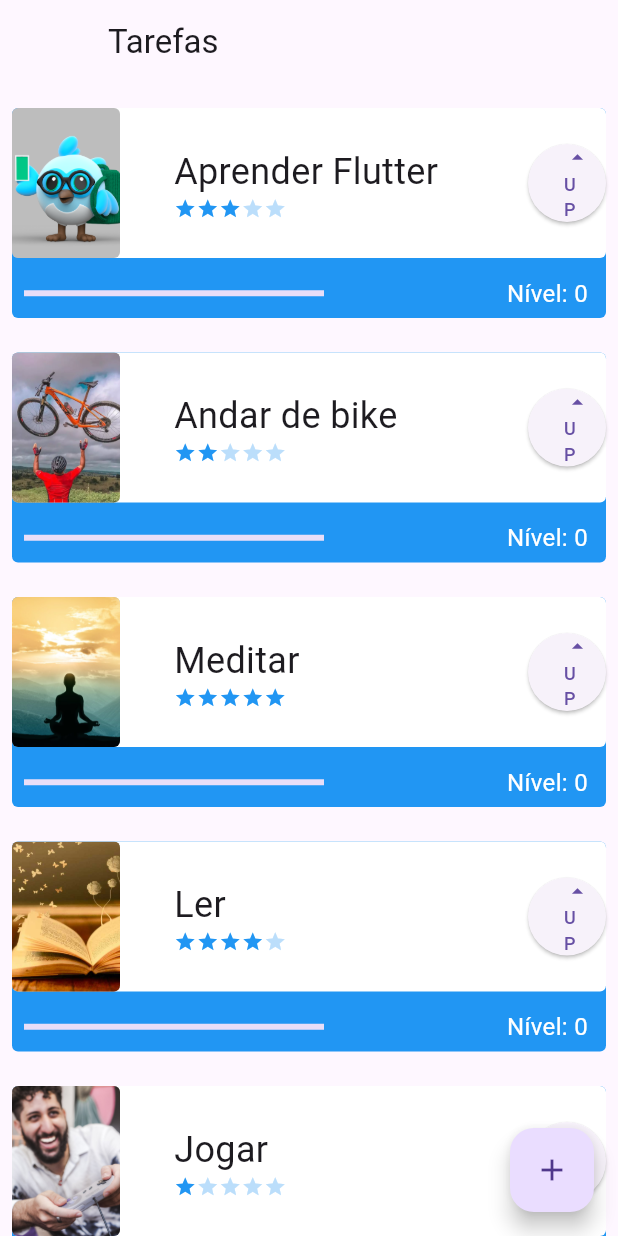
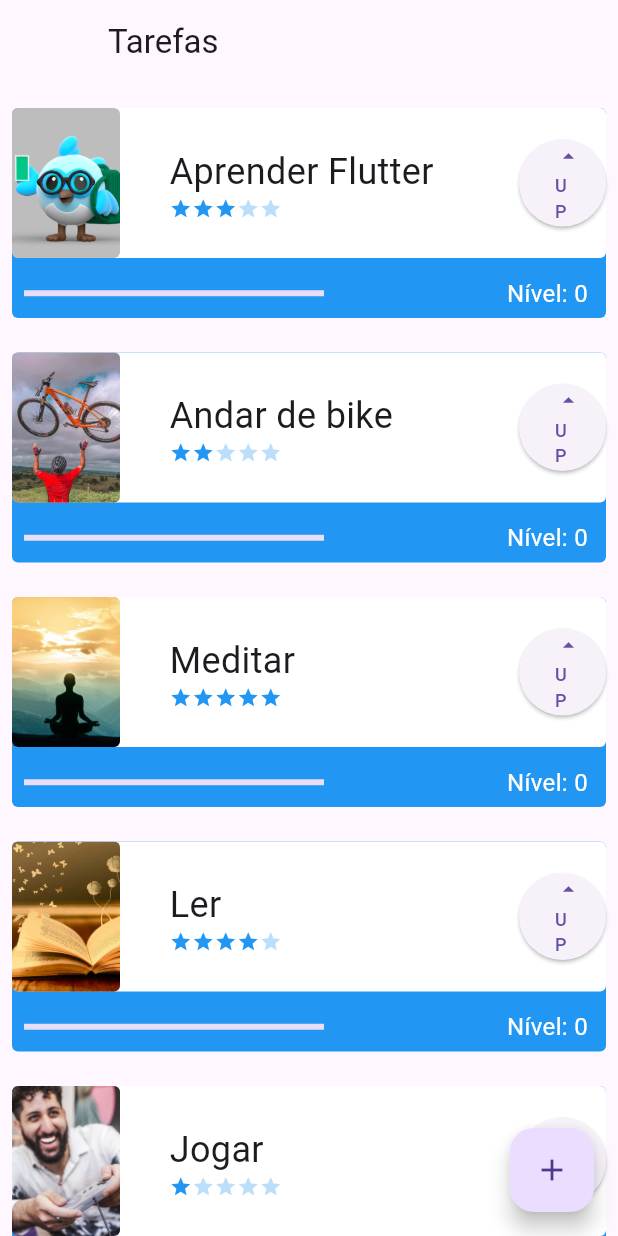
Before and after one commit to leobuck/alura-flutter, a Flutter app: the screen it shows after launch, on a phone screen of 412 x 824 dp. Run offline on Flutter 3.47's test engine with Material 3 defaults, Android fonts, the phone set to English and light mode, and no system bars.

Commit message:
Instalando o pacote

```diff
--- a/primeiro_projeto/lib/components/task.dart
+++ b/primeiro_projeto/lib/components/task.dart
@@ -15,7 +15,6 @@ class Task extends StatefulWidget {
 }
 
 class _TaskState extends State<Task> {
-
   bool assetOrNetwork() {
     if (widget.foto.contains('http')) {
       return false;
@@ -85,8 +84,8 @@ class _TaskState extends State<Task> {
                       ],
                     ),
                     SizedBox(
-                      height: 52,
-                      width: 52,
+                      height: 58,
+                      width: 58,
                       child: ElevatedButton(
                           onPressed: () {
                             setState(() {
--- a/primeiro_projeto/pubspec.yaml
+++ b/primeiro_projeto/pubspec.yaml
@@ -36,6 +36,7 @@ dependencies:
   # The following adds the Cupertino Icons font to your application.
   # Use with the CupertinoIcons class for iOS style icons.
   cupertino_icons: ^1.0.2
+  sqflite: ^2.3.2
 
 dev_dependencies:
   flutter_test:
```
Also changed, not shown: primeiro_projeto/pubspec.lock, 2 other files.
